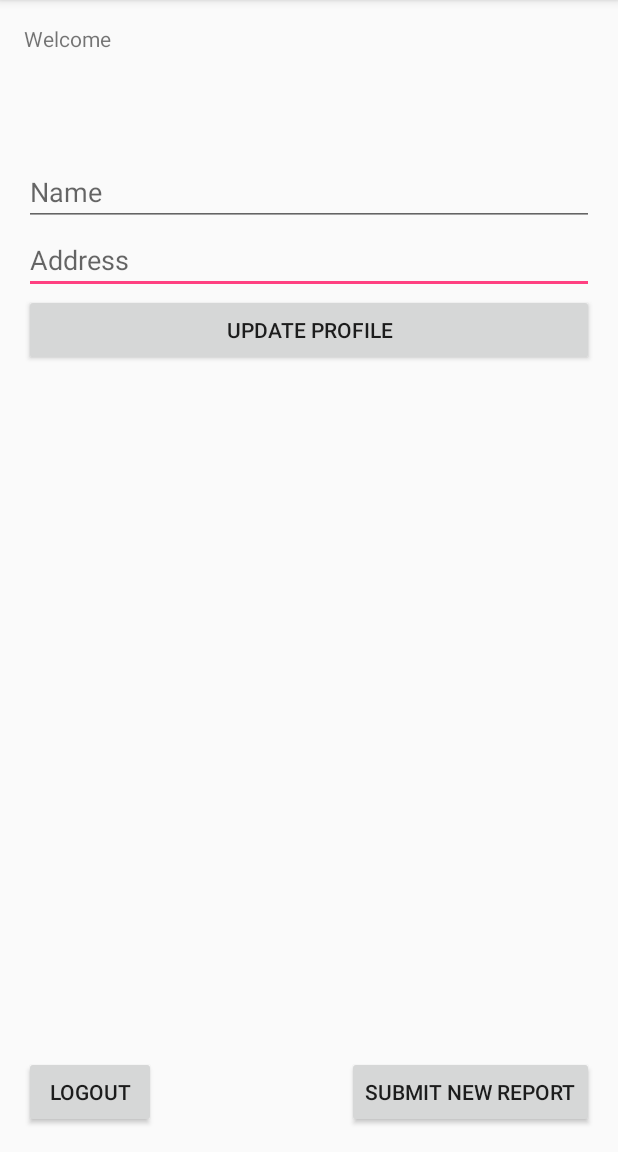
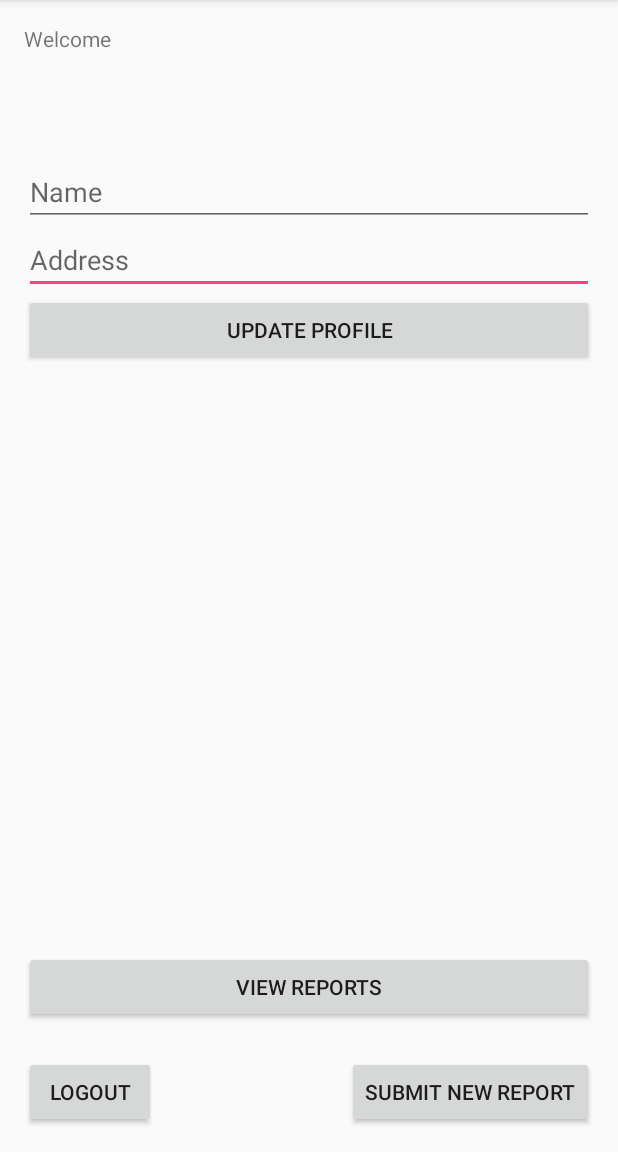
Before and after one commit to Yhprum/CleanWater, an Android app: the ProfileActivity screen opened directly, with no data from a screen before it, on a phone screen of 412 x 824 dp, the part 84-1236 px from its top. Run offline under Robolectric (Android 15) with nearby library versions, the phone set to English and light mode, and no system bars; our stand-ins replace Firebase (no records; nobody signed in at launch, a user with empty details on screens opened directly).

Commit message:
Added a way to view submitted reports

```diff
--- a/app/build.gradle
+++ b/app/build.gradle
@@ -28,6 +28,8 @@ dependencies {
     compile 'com.google.firebase:firebase-auth:9.2.0'
     compile 'com.google.firebase:firebase-database:9.2.1'
     testCompile 'junit:junit:4.12'
+    compile 'com.android.support:recyclerview-v7:25.2.0'
+    compile 'com.android.support:design:25.2.0'
 }
 
 
--- a/app/src/main/AndroidManifest.xml
+++ b/app/src/main/AndroidManifest.xml
@@ -20,7 +20,8 @@
         <activity android:name=".controllers.LoginActivity" />
         <activity android:name=".controllers.ProfileActivity" />
         <activity android:name=".controllers.RegisterActivity" />
-        <activity android:name=".controllers.ReportActivity"></activity>
+        <activity android:name=".controllers.ReportActivity" />
+        <activity android:name=".controllers.ListActivity"></activity>
     </application>
 
 </manifest>
--- a/app/src/main/java/edu/gatech/cleanwater/Model/SourceReport.java
+++ b/app/src/main/java/edu/gatech/cleanwater/Model/SourceReport.java
@@ -21,4 +21,9 @@ public class SourceReport {
         this.waterCondition = waterCondition;
         reportNumber = reportNumber_next++;
     }
+
+    @Override
+    public String toString() {
+        return "Date " + date + "\nReporter: " + reporter + "\nType: " + waterType + "\nCondition: " + waterCondition;
+    }
 }
--- a/app/src/main/java/edu/gatech/cleanwater/Model/SourceReportList.java
+++ b/app/src/main/java/edu/gatech/cleanwater/Model/SourceReportList.java
@@ -16,6 +16,12 @@ public class SourceReportList {
 
     public SourceReportList() {
         list = new ArrayList<>();
+        addReports();
+    }
+
+    private void addReports() {
+        list.add(new SourceReport("MM/dd/yyyy HH:mm:00", "ryan", "bottled", "clean"));
+        list.add(new SourceReport("MM/dd/yyyy HH:mm:01", "murphy", "stream", "treatable"));
     }
 
     public void addReport(SourceReport report) {
--- a/app/src/main/java/edu/gatech/cleanwater/controllers/ProfileActivity.java
+++ b/app/src/main/java/edu/gatech/cleanwater/controllers/ProfileActivity.java
@@ -30,6 +30,7 @@ public class ProfileActivity extends AppCompatActivity {
     private TextView tvUsername;
     private Button bLogout;
     private Button bSubmit;
+    private Button bView;
 
     @Override
     protected void onCreate(Bundle savedInstanceState) {
@@ -53,6 +54,7 @@ public class ProfileActivity extends AppCompatActivity {
         tvUsername = (TextView) findViewById(R.id.tvEmail);
         bLogout = (Button) findViewById(R.id.bLogout);
         bSubmit = (Button) findViewById(R.id.bSubmit);
+        bView = (Button) findViewById(R.id.bView);
 
         tvUsername.setText("Welcome " + user.getEmail());
 
@@ -80,6 +82,14 @@ public class ProfileActivity extends AppCompatActivity {
                 ProfileActivity.this.startActivity(report);
             }
         });
+
+        bView.setOnClickListener(new View.OnClickListener() {
+            @Override
+            public void onClick(View v) {
+                Intent view = new Intent(ProfileActivity.this, ListActivity.class);
+                startActivity(view);
+            }
+        });
     }
 
     /**
--- a/app/src/main/res/layout/activity_profile.xml
+++ b/app/src/main/res/layout/activity_profile.xml
@@ -1,7 +1,7 @@
 <?xml version="1.0" encoding="utf-8"?>
 <RelativeLayout xmlns:android="http://schemas.android.com/apk/res/android"
     xmlns:tools="http://schemas.android.com/tools"
-    android:id="@+id/activity_temp"
+    android:id="@+id/activity_profile"
     android:layout_width="match_parent"
     android:layout_height="match_parent"
     android:paddingBottom="@dimen/activity_vertical_margin"
@@ -67,4 +67,14 @@
         android:layout_alignParentEnd="true"
         android:id="@+id/bSubmit" />
 
+    <Button
+        android:text="View Reports"
+        android:layout_width="wrap_content"
+        android:layout_height="wrap_content"
+        android:layout_above="@+id/bLogout"
+        android:layout_alignParentStart="true"
+        android:layout_marginBottom="22dp"
+        android:id="@+id/bView"
+        android:layout_alignParentEnd="true" />
+
 </RelativeLayout>
```
Also changed, not shown: app/src/main/java/edu/gatech/cleanwater/controllers/ListActivity.java (added, +102 -0 lines), app/src/main/res/layout/activity_list.xml (added, +22 -0 lines), app/src/main/res/layout/source_list.xml (added, +8 -0 lines), app/src/main/res/layout/source_list_content.xml (added, +21 -0 lines).
